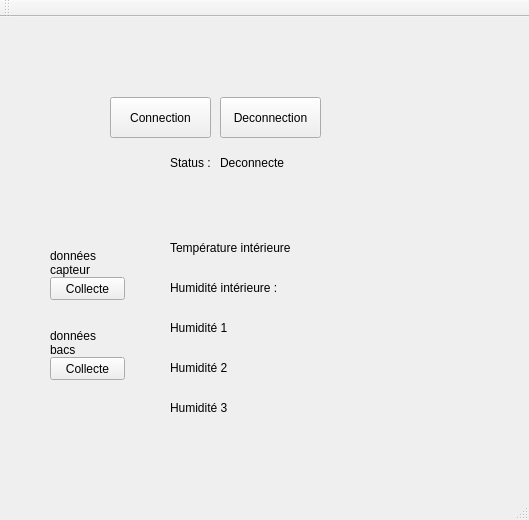
Above: Projet serre/Projetserre.ui from v-riquier/Projet-Serre before the change. Below: the same form after it.
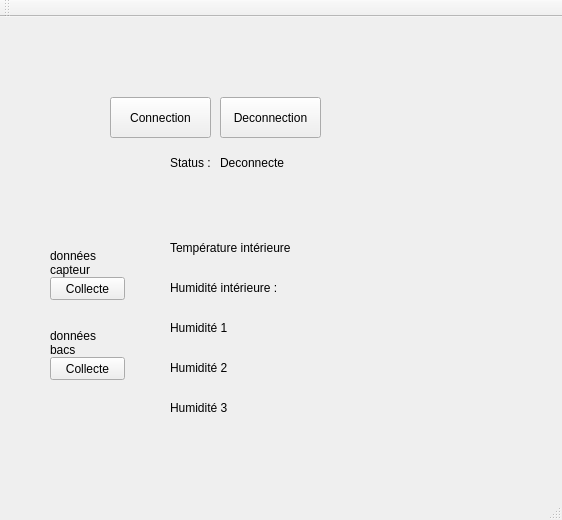
That is the form after the change.

```diff
--- a/Projet serre/Projetserre.ui
+++ b/Projet serre/Projetserre.ui
@@ -6,7 +6,7 @@
    <rect>
     <x>0</x>
     <y>0</y>
-    <width>529</width>
+    <width>562</width>
     <height>520</height>
    </rect>
   </property>
@@ -111,7 +111,7 @@
    <widget class="QLabel" name="lblTemp">
     <property name="geometry">
      <rect>
-      <x>300</x>
+      <x>290</x>
       <y>220</y>
       <width>151</width>
       <height>21</height>
@@ -139,7 +139,7 @@
      <rect>
       <x>270</x>
       <y>260</y>
-      <width>171</width>
+      <width>151</width>
       <height>21</height>
      </rect>
     </property>
@@ -176,7 +176,7 @@
    <widget class="QLabel" name="lblHumid_2">
     <property name="geometry">
      <rect>
-      <x>240</x>
+      <x>230</x>
       <y>300</y>
       <width>171</width>
       <height>21</height>
@@ -202,7 +202,7 @@
    <widget class="QLabel" name="lblHumid_3">
     <property name="geometry">
      <rect>
-      <x>240</x>
+      <x>230</x>
       <y>340</y>
       <width>171</width>
       <height>21</height>
@@ -228,7 +228,7 @@
    <widget class="QLabel" name="lblHumid_4">
     <property name="geometry">
      <rect>
-      <x>240</x>
+      <x>230</x>
       <y>380</y>
       <width>171</width>
       <height>21</height>
```
Left out of the diff: 2 changed lines with no effect on the pictures.
